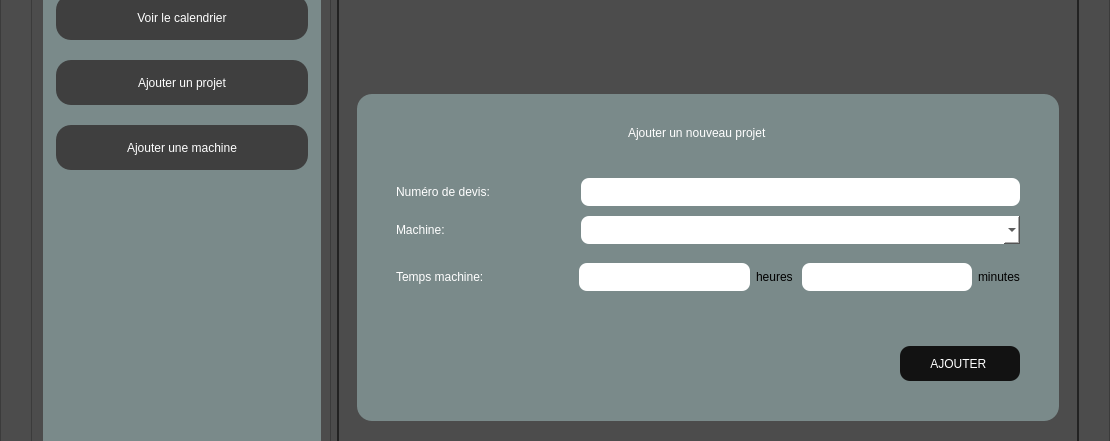
This is main.ui in ali7haider/Scheduler_Desktop_App_PyQT as Qt 5 draws it before an edit; both pictures show x 0 to 1110 and y 162 to 603 of the 1110 by 795 pixel window. The edited form follows.
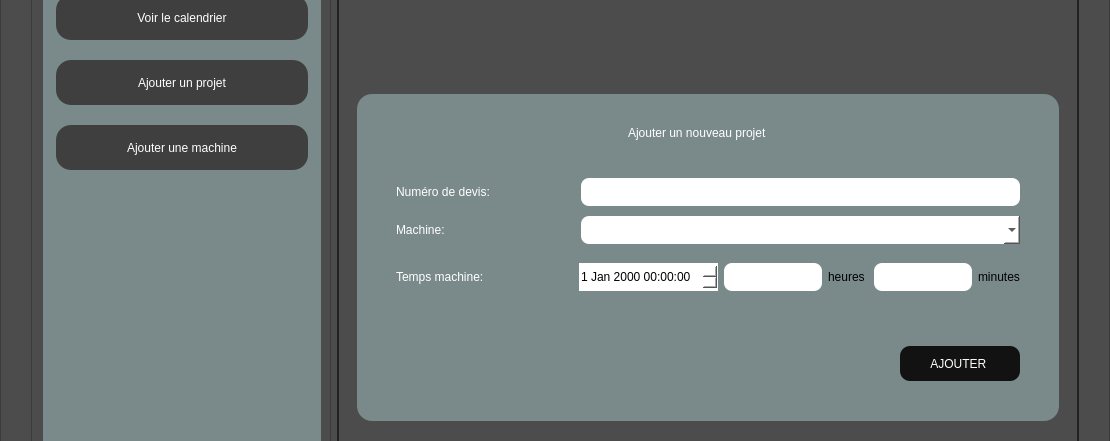
This is the edited form. The open tabs and pages were chosen to show the change. Icons and pictures are not drawn.

Diff of the .ui file:
```diff
--- a/main.ui
+++ b/main.ui
@@ -206,7 +206,7 @@
                   </widget>
                  </item>
                  <item>
-                  <widget class="QPushButton" name="btnAddProject">
+                  <widget class="QPushButton" name="btnProject">
                    <property name="minimumSize">
                     <size>
                      <width>110</width>
@@ -673,7 +673,20 @@
                             </widget>
                            </item>
                            <item>
-                            <widget class="QLineEdit" name="lineEdit_9">
+                            <widget class="QDateTimeEdit" name="dateTimeTemps">
+                             <property name="minimumSize">
+                              <size>
+                               <width>0</width>
+                               <height>28</height>
+                              </size>
+                             </property>
+                             <property name="styleSheet">
+                              <string notr="true">background-color:white;</string>
+                             </property>
+                            </widget>
+                           </item>
+                           <item>
+                            <widget class="QLineEdit" name="txtHours">
                              <property name="minimumSize">
                               <size>
                                <width>70</width>
@@ -827,7 +840,7 @@
                          <number>50</number>
                         </property>
                         <item>
-                         <widget class="QPushButton" name="pushButton_5">
+                         <widget class="QPushButton" name="btnAddProject">
                           <property name="minimumSize">
                            <size>
                             <width>120</width>
```
Left out of the diff: 19 changed lines with no effect on the pictures.
